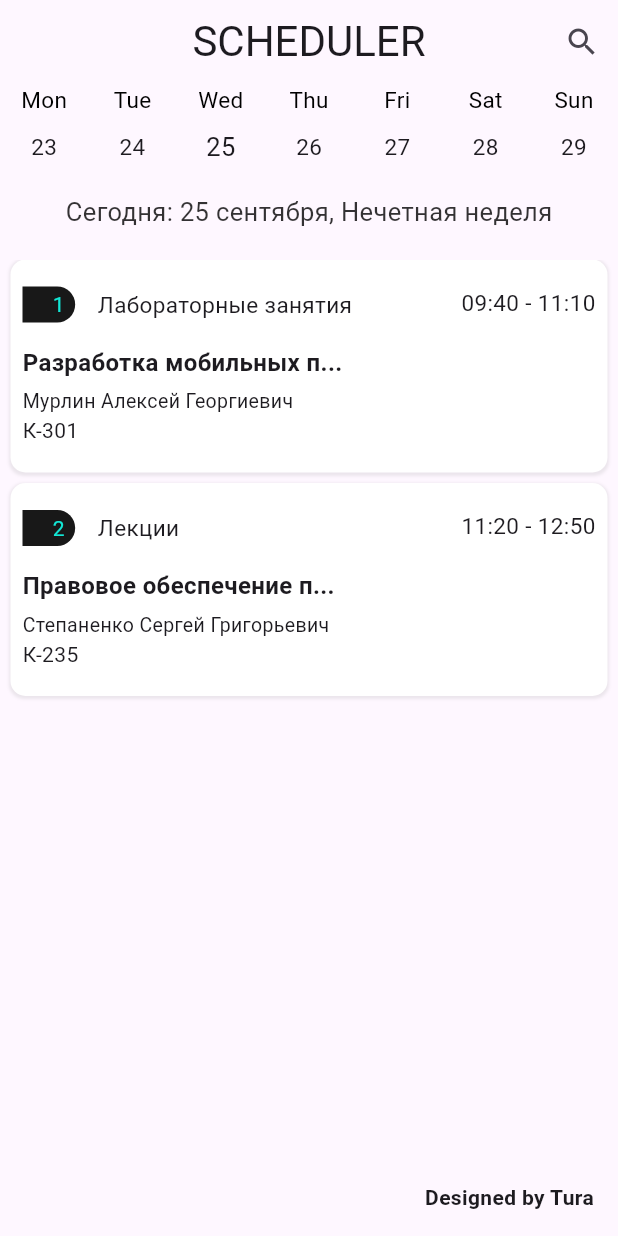
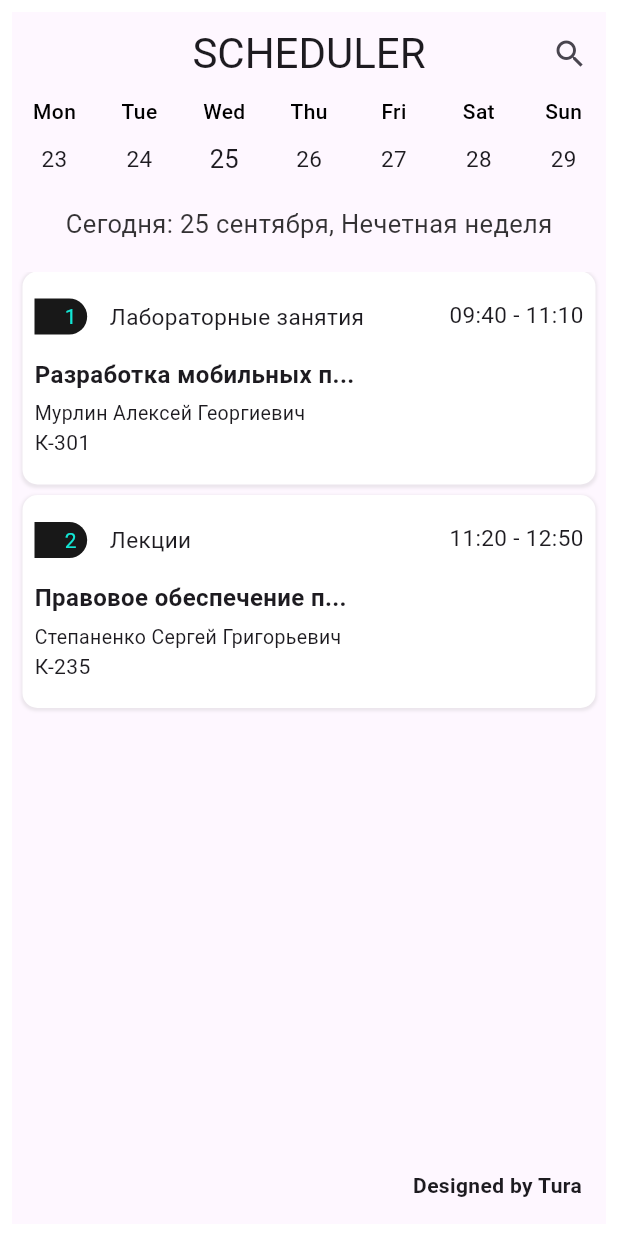
Before and after one commit to Tuuraa/Scheduler, a Flutter app: the screen it shows after launch, on a phone screen of 412 x 824 dp. Run offline on Flutter 3.47's test engine with Material 3 defaults, Android fonts, the light colour scheme and no system bars; drawn by our look-alikes of table_calendar; our stand-ins replace dropdown_button2, google_fonts; Roboto replaces fonts that are missing (Acme).

Commit message:
fix some bugs

```diff
--- a/shedule_app/lib/components/calendar.dart
+++ b/shedule_app/lib/components/calendar.dart
@@ -88,10 +88,11 @@ class _CustomCalendarState extends State<CustomCalendar> {
           return Center(
             child: Text(
               text,
-              style: GoogleFonts.roboto(
-                  fontSize: 15,
+              style: const TextStyle(
+                  fontSize: 14,
                   color: Colors.black,
-                  fontWeight: FontWeight.w400),
+                  fontWeight: FontWeight.w500
+                ),
             ),
           );
         },
--- a/shedule_app/lib/main.dart
+++ b/shedule_app/lib/main.dart
@@ -24,7 +24,10 @@ class MyApp extends StatelessWidget {
         Locale('en', '')
       ],
       debugShowCheckedModeBanner: false,
-      home: LaunchApp(),
+      home: Padding(
+        padding: EdgeInsets.all(8.0),
+        child: LaunchApp(),
+      ),
     );
   }
 }
```
